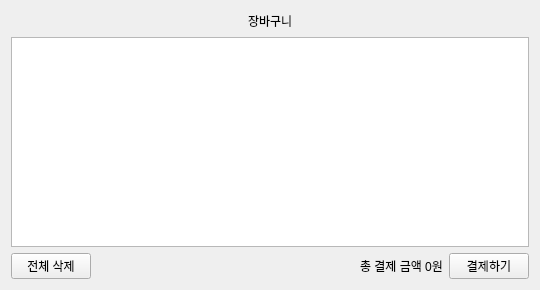
Qt form VentiApp/Common/cartwidget.ui (minki9252/TheVentiKiosk) before a commit.
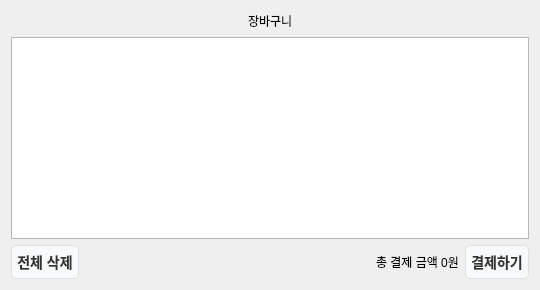
The same form after that commit.

Diff of the .ui file:
```diff
--- a/VentiApp/Common/cartwidget.ui
+++ b/VentiApp/Common/cartwidget.ui
@@ -26,7 +26,41 @@
    <string>Form</string>
   </property>
   <property name="styleSheet">
-   <string notr="true"/>
+   <string notr="true">/* 카테고리 위젯 전체 배경 */
+QWidget#categorywidget {
+    background-color: #FFFFFF;
+}
+
+/* 카테고리 버튼 기본 스타일 */
+QPushButton {
+    background-color: #F8F9FA;
+    border: 1px solid #E0E0E0;
+    border-radius: 5px; /* 약간 각진 느낌으로 세련되게 */
+    color: #333333;
+    font-family: &quot;Malgun Gothic&quot;;
+    font-size: 14px; /* 글자 크기를 살짝 줄여서 깨짐 방지 */
+    font-weight: bold;
+    padding: 5px; /* 내부 여백 최적화 */
+}
+
+/* 마우스 올렸을 때 */
+QPushButton:hover {
+    background-color: #F0EAF6;
+}
+
+/* 선택된 카테고리 (더벤티 보라색 강조) */
+/* 체크 상태를 활용하려면 버튼 속성에서 checkable을 true로 하셔야 합니다 */
+QPushButton:checked, QPushButton:pressed {
+    background-color: #5D2D91;
+    color: #FFFFFF;
+    border: 1px solid #5D2D91;
+}
+
+/* 특정 버튼 텍스트가 긴 경우를 위한 예외 처리 */
+QPushButton#category_icedcoffee_button, 
+QPushButton#category_tea_button {
+    font-size: 13px; /* 긴 텍스트는 1pt 더 작게 */
+}</string>
   </property>
   <layout class="QVBoxLayout" name="verticalLayout">
    <item>
```
